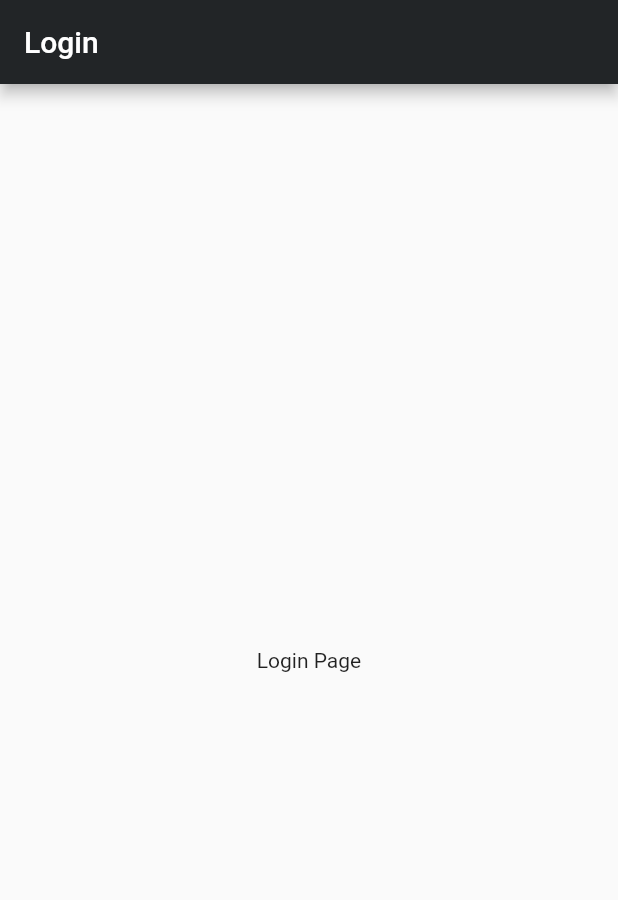
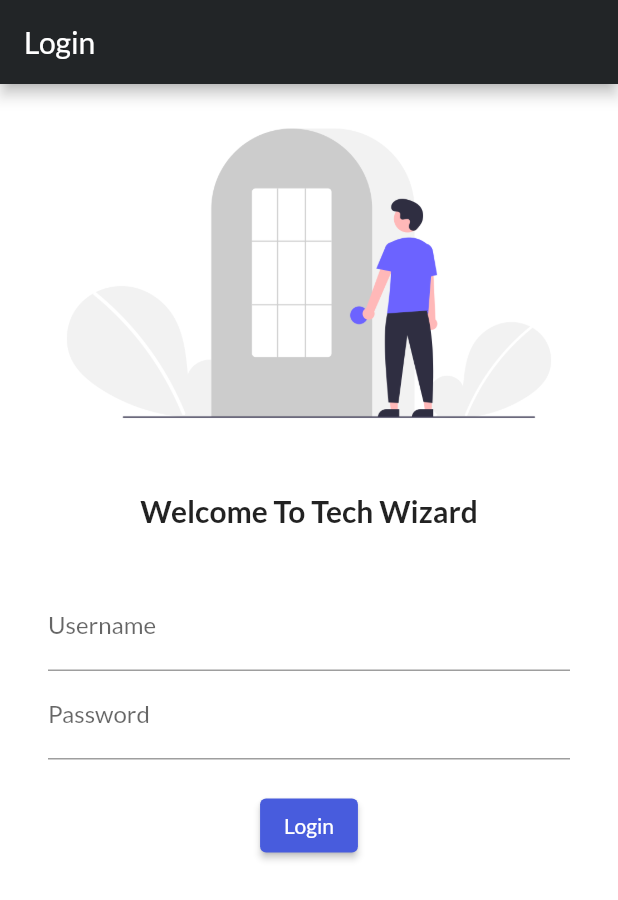
Before and after one commit to Adiz25/Tech-Wizard, a Flutter app: the screen it shows after launch, on a phone screen of 412 x 824 dp. Shown: the top 900 px of the screen. Run offline on Flutter 3.47's test engine with Material 2 defaults, Android fonts, the phone set to English and light mode, and no system bars; our stand-ins replace flutter_svg, google_fonts.

Commit message:
Day4 Completed

```diff
--- a/lib/main.dart
+++ b/lib/main.dart
@@ -1,5 +1,6 @@
 import 'package:flutter/material.dart';
-import 'package:wayne/screen/login.dart';
+import 'package:google_fonts/google_fonts.dart';
+import 'screen/login.dart';
 import 'screen/home.dart';
 
 void main() {
@@ -12,6 +13,7 @@ class MyApp extends StatelessWidget {
   @override
   Widget build(BuildContext context) {
     return MaterialApp(
+      theme: ThemeData(fontFamily: GoogleFonts.lato().fontFamily),
       initialRoute: "/LoginPage",
       routes: {
         "/": (context) => LoginPage(),
--- a/lib/screen/login.dart
+++ b/lib/screen/login.dart
@@ -1,4 +1,6 @@
 import 'package:flutter/material.dart';
+import 'package:flutter_svg/flutter_svg.dart';
+import 'package:google_fonts/google_fonts.dart';
 
 class LoginPage extends StatelessWidget {
   const LoginPage({super.key});
@@ -6,15 +8,55 @@ class LoginPage extends StatelessWidget {
   @override
   Widget build(BuildContext context) {
     return Scaffold(
-      appBar: AppBar(
-        title: Text("Login"),
-        backgroundColor: Color(0xff222527),
-      ),
-      body: Center(
-        child: Container(
-          child: Text("Login Page"),
+        backgroundColor: Color.fromRGBO(255, 255, 255, 1),
+        appBar: AppBar(
+          title: const Text("Login"),
+          backgroundColor: const Color(0xff222527),
         ),
-      ),
-    );
+        body: Center(
+          child: Column(
+            children: [
+              Image.asset("assets/images/login.png"),
+              // SvgPicture.asset(
+              //   "assets/images/login.svg",
+              //   alignment: const Alignment(0, -0.7),
+              // ),
+              SizedBox(height: 20),
+              const Text(
+                "Welcome To Tech Wizard",
+                style: TextStyle(
+                  fontSize: 20,
+                  fontWeight: FontWeight.bold,
+                ),
+              ),
+              SizedBox(height: 20),
+              Padding(
+                padding: const EdgeInsets.symmetric(
+                    vertical: 16.0, horizontal: 32.0),
+                child: Column(
+                  children: [
+                    TextFormField(
+                      decoration: const InputDecoration(
+                          hintText: "Enter Username", labelText: "Username"),
+                    ),
+                    TextFormField(
+                      obscureText: true,
+                      decoration: const InputDecoration(
+                          hintText: "Enter Paasword", labelText: "Password"),
+                    ),
+                    SizedBox(height: 20),
+                    ElevatedButton(
+                      style: ElevatedButton.styleFrom(
+                          backgroundColor: Color.fromARGB(
+                              255, 72, 92, 221)), // Background color
+                      onPressed: () {},
+                      child: Text("Login"),
+                    ),
+                  ],
+                ),
+              )
+            ],
+          ),
+        ));
   }
 }
```
Also changed, not shown: pubspec.yaml (+30 -31 lines), assets/fonts/abrakrg.ttf (added), assets/images/login.png (added), assets/images/login.svg (added), pubspec.lock, 10 other files.
